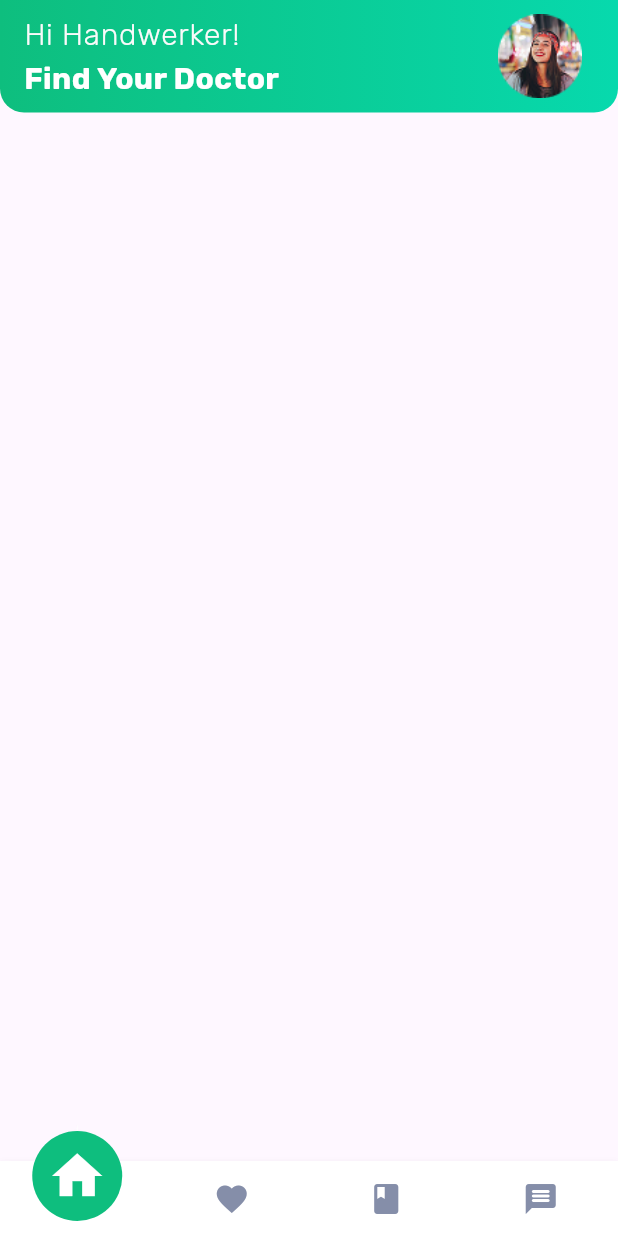
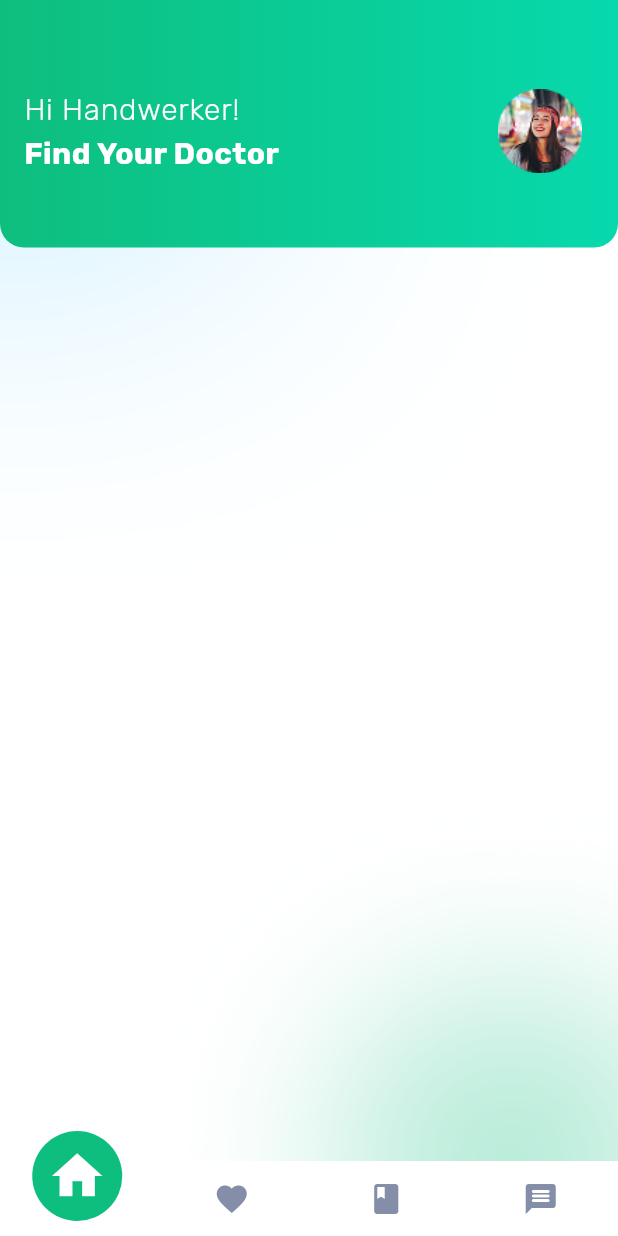
Before and after one commit to mano299/DoctorApp, a Flutter app: the screen it shows after launch, after a tap on "Get Started", on a phone screen of 412 x 824 dp. Run offline on Flutter 3.47's test engine with Material 3 defaults, Android fonts, the phone set to English and light mode, and no system bars; drawn by our look-alikes of convex_bottom_bar; our stand-ins replace flutter_svg.

Commit message:
finish custom app bar

```diff
--- a/lib/core/utils/app_images.dart
+++ b/lib/core/utils/app_images.dart
@@ -1,9 +1,6 @@
 // ignore_for_file: prefer_single_quotes
 class Assets {
   Assets._();
-
-  /// Assets for assetsImages01Splash screen
-  /// assets/images/01_Splash screen.png
 
   /// Assets for assetsImagesAppBarPhoto
   /// assets/images/app_bar_photo.png
@@ -26,8 +23,8 @@ class Assets {
   static const String assetsImagesOnBoardingPhoto3 = "assets/images/on_boarding_photo3.png";
 
   /// Assets for assetsImagesSplashBg
-  /// assets/images/splash_bg.svg
-  static const String assetsImagesSplashBg = "assets/images/splash_bg.svg";
+  /// assets/images/splash_bg.png
+  static const String assetsImagesSplashBg = "assets/images/splash_bg.png";
 
   /// Assets for assetsImagesSplashLogo
   /// assets/images/splash_logo.svg
--- a/lib/features/Navigation/presentation/views/navigation_view.dart
+++ b/lib/features/Navigation/presentation/views/navigation_view.dart
@@ -10,6 +10,7 @@ class HomeView extends StatelessWidget {
   Widget build(BuildContext context) {
     return Scaffold(
       bottomNavigationBar: ConvexAppBar(
+        elevation: 0,
         backgroundColor: Colors.white,
         activeColor: Color(0xff0EBE7E),
         color: Color(0xff858EA9),
--- a/lib/features/home/presentation/widgets/custom_app_bar.dart
+++ b/lib/features/home/presentation/widgets/custom_app_bar.dart
@@ -20,7 +20,10 @@ class CustomAppBar extends StatelessWidget {
           ],
         ),
       ),
-      child: ListTile(
+      child: Column(
+        children: [
+          SizedBox(height: 50),
+          ListTile(
             title: Text(
               'Hi Handwerker!',
               style: AppStyles.styleLight20,
@@ -31,6 +34,9 @@ class CustomAppBar extends StatelessWidget {
             ),
             trailing: Image.asset(Assets.assetsImagesAppBarPhoto),
           ),
+          SizedBox(height: 40),
+        ],
+      ),
     );
   }
 }
--- a/lib/features/home/presentation/widgets/home_view_body.dart
+++ b/lib/features/home/presentation/widgets/home_view_body.dart
@@ -1,3 +1,4 @@
+import 'package:doctor_app/core/utils/app_images.dart';
 import 'package:flutter/material.dart';
 
 import 'custom_app_bar.dart';
@@ -9,7 +10,17 @@ class HomeViewBody extends StatelessWidget {
   Widget build(BuildContext context) {
     return Stack(
       children: [
-        CustomAppBar(),
+        Image.asset(
+          Assets.assetsImagesSplashBg,
+          width: double.infinity,
+          height: double.infinity,
+          fit: BoxFit.cover,
+        ),
+        Column(
+          children: [
+            CustomAppBar(),
+          ],
+        ),
       ],
     );
   }
--- a/lib/features/splash_screen/splash_screen_body.dart
+++ b/lib/features/splash_screen/splash_screen_body.dart
@@ -39,7 +39,7 @@ class _SplashScreenBodyState extends State<SplashScreenBody>
       body: Stack(
         children: [
           Image.asset(
-            'assets/images/01_Splash screen.png',
+            Assets.assetsImagesSplashBg,
             fit: BoxFit.cover,
             width: double.infinity,
             height: double.infinity,
```
Also changed, not shown: assets/images/splash_bg.png (renamed from assets/images/01_Splash screen.png). Lines whose indentation alone changed are shown as unchanged.
